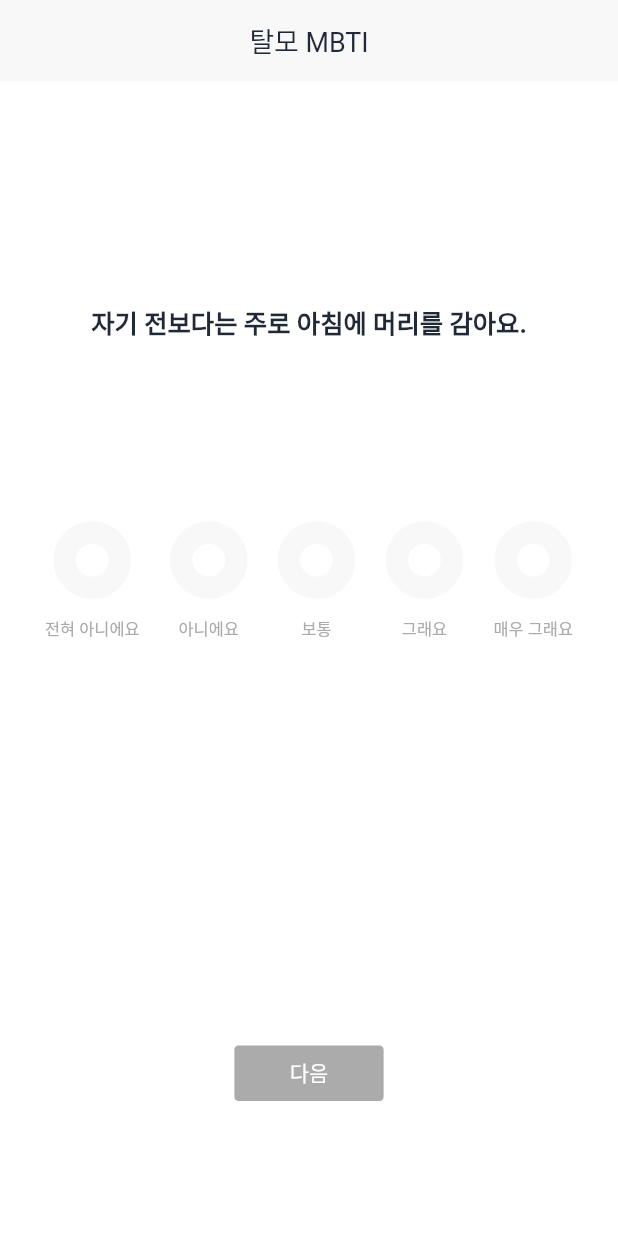
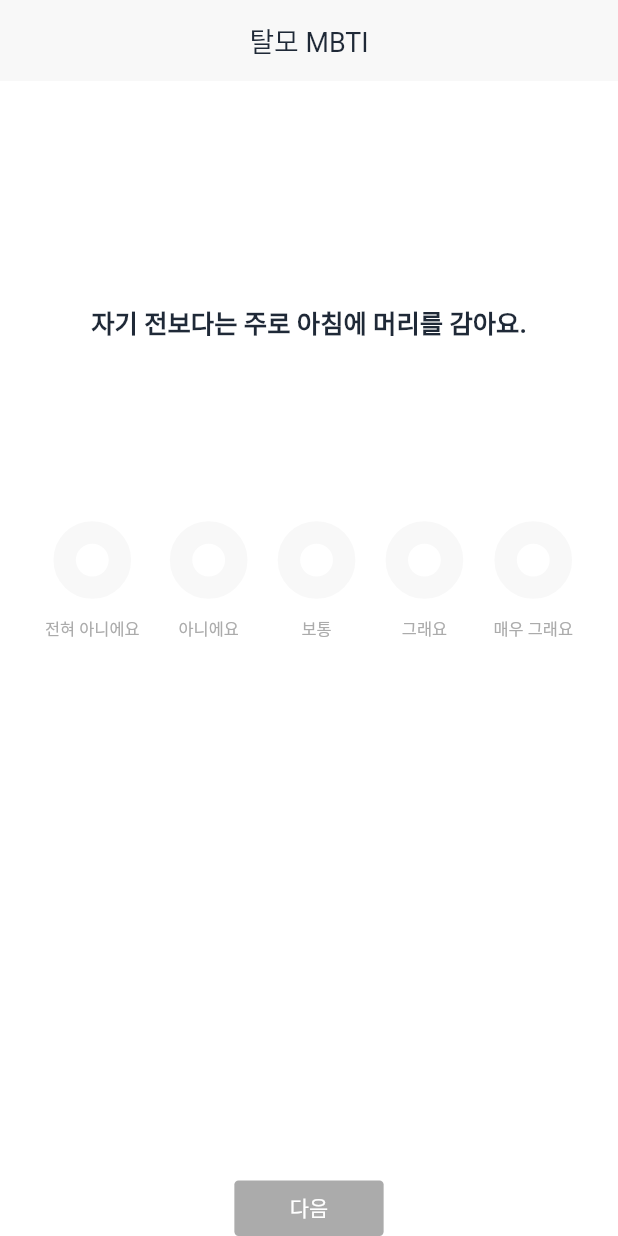
Before and after one commit to jeong-u-jeong/bayabas.me, a Flutter app: the DiagnosisMbti screen opened directly, on a phone screen of 412 x 824 dp. Run offline on Flutter 3.47's test engine with Material 2 defaults, Android fonts, the phone set to English and light mode, and no system bars; our stand-ins replace dotted_border, flutter_screenutil, get.

Commit message:
진단페이지 pc 버전 반응형 지우기

```diff
--- a/lib/page/diagnosis_mbti.dart
+++ b/lib/page/diagnosis_mbti.dart
@@ -76,16 +76,16 @@ class _DiagnosisMbtiState extends State<DiagnosisMbti> {
           children: [
             // --------------Header-----------------
             Container(
-              height: 160.h,
+              height: 200,
               width: double.infinity,
               decoration: const BoxDecoration(
                 color: GlobalStyle.background_gray,
               ),
-              child: Center(
+              child: const Center(
                 child: Text(
                   '탈모 MBTI',
                   style: TextStyle(
-                      fontSize: 4.sp,
+                      fontSize: 24,
                       color: GlobalStyle.dark
                   ),
                 ),
@@ -99,17 +99,17 @@ class _DiagnosisMbtiState extends State<DiagnosisMbti> {
                   children: [
                     //질문
                     Container(
-                      width: 160.w,
+                      width: 1024,
                       child: Column(
                         children: [
-                          Text(contentsList[1], //질문
-                            style: TextStyle(
-                                fontSize: 4.sp,
+                          Text(contentsList[0], //질문
+                            style: const TextStyle(
+                                fontSize: 22,
                                 color: GlobalStyle.dark,
                                 fontWeight: FontWeight.w600
                             ),
                           ),
-                          Container(height: 68.h,),
+                          Container(height: 150,),
                           //체크박스
                           Container(
                             child: Row(
@@ -190,18 +190,18 @@ class _DiagnosisMbtiState extends State<DiagnosisMbti> {
                     GestureDetector(
                       onTap: (){},
                       child: Container(
-                        margin: EdgeInsets.only(top: 120.h,),
-                        width: 38.w,
-                        height: 40.h,
+                        margin: const EdgeInsets.only(top: 220,),
+                        width: 200,
+                        height: 60,
                         decoration: BoxDecoration(
                             color: first || second || third || fourth || fifth ? GlobalStyle.green : GlobalStyle.gray,
-                            borderRadius: BorderRadius.circular(5.r)
+                            borderRadius: BorderRadius.circular(5)
                         ),
-                        child: Center(
+                        child: const Center(
                           child: Text('다음',
                             style: TextStyle(
                                 color: GlobalStyle.white,
-                                fontSize: 3.sp
+                                fontSize: 18
                             ),
                           ),
                         ),
@@ -331,7 +331,7 @@ class _DiagnosisMbtiState extends State<DiagnosisMbti> {
                       GestureDetector(
                         onTap: (){},
                         child: Container(
-                          margin: const EdgeInsets.only(bottom: 90),
+                          margin: const EdgeInsets.only(top: 220,),
                           width: 100.w,
                           height: 40.h,
                           decoration: BoxDecoration(
```
Also changed, not shown: lib/page/diagnosis_area.dart (+36 -41 lines), lib/page/diagnosis_condition.dart (+23 -23 lines).
